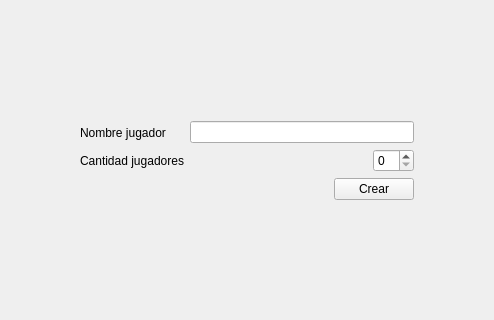
This is client/ui/crear_partida.ui in ManusaRivi/taller-tp-worms as Qt 5 draws it before an edit; both pictures show x 265 to 759 and y 130 to 450 of the 1024 by 580 pixel window. The edited form follows.
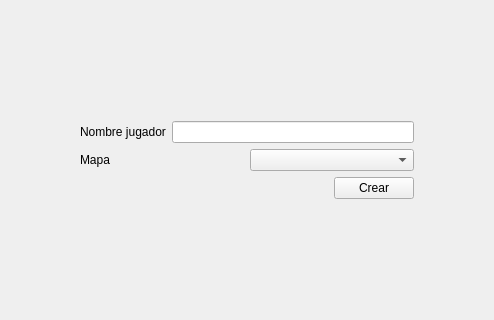
This is the edited form.

```diff
--- a/client/ui/crear_partida.ui
+++ b/client/ui/crear_partida.ui
@@ -50,54 +50,35 @@
      </item>
      <item row="1" column="1">
       <layout class="QGridLayout" name="gridLayout_2">
-       <item row="0" column="0">
+       <item row="0" column="0" colspan="2">
         <layout class="QGridLayout" name="gridLayout">
-         <item row="0" column="0" rowspan="2">
-          <layout class="QVBoxLayout" name="verticalLayout">
-           <item>
+         <item row="0" column="0">
             <widget class="QLabel" name="label">
              <property name="text">
               <string>Nombre jugador</string>
              </property>
             </widget>
            </item>
-           <item>
-            <widget class="QLabel" name="label_2">
-             <property name="text">
-              <string>Cantidad jugadores</string>
-             </property>
-            </widget>
-           </item>
-          </layout>
-         </item>
-         <item row="0" column="1" colspan="2">
+         <item row="0" column="1">
           <widget class="QLineEdit" name="lineEdit"/>
          </item>
-         <item row="1" column="2">
-          <layout class="QHBoxLayout" name="horizontalLayout_2">
-           <item>
-            <spacer name="horizontalSpacer">
-             <property name="orientation">
-              <enum>Qt::Horizontal</enum>
-             </property>
-             <property name="sizeHint" stdset="0">
-              <size>
-               <width>40</width>
-               <height>20</height>
-              </size>
-             </property>
-            </spacer>
-           </item>
-           <item>
-            <widget class="QSpinBox" name="spinBox"/>
-           </item>
-          </layout>
-         </item>
-        </layout>
-       </item>
-       <item row="1" column="0">
+         <item row="1" column="0" colspan="2">
         <layout class="QHBoxLayout" name="horizontalLayout">
          <item>
+            <widget class="QLabel" name="label_2">
+             <property name="text">
+              <string>Mapa</string>
+             </property>
+            </widget>
+           </item>
+           <item>
+            <widget class="QComboBox" name="comboBox"/>
+           </item>
+          </layout>
+         </item>
+        </layout>
+       </item>
+       <item row="1" column="0">
           <spacer name="horizontalSpacer_2">
            <property name="orientation">
             <enum>Qt::Horizontal</enum>
@@ -110,14 +91,12 @@
            </property>
           </spacer>
          </item>
-         <item>
+       <item row="1" column="1">
           <widget class="QPushButton" name="crear">
            <property name="text">
             <string>Crear</string>
            </property>
           </widget>
-         </item>
-        </layout>
        </item>
       </layout>
      </item>
```
Lines whose indentation alone changed are shown as unchanged.
